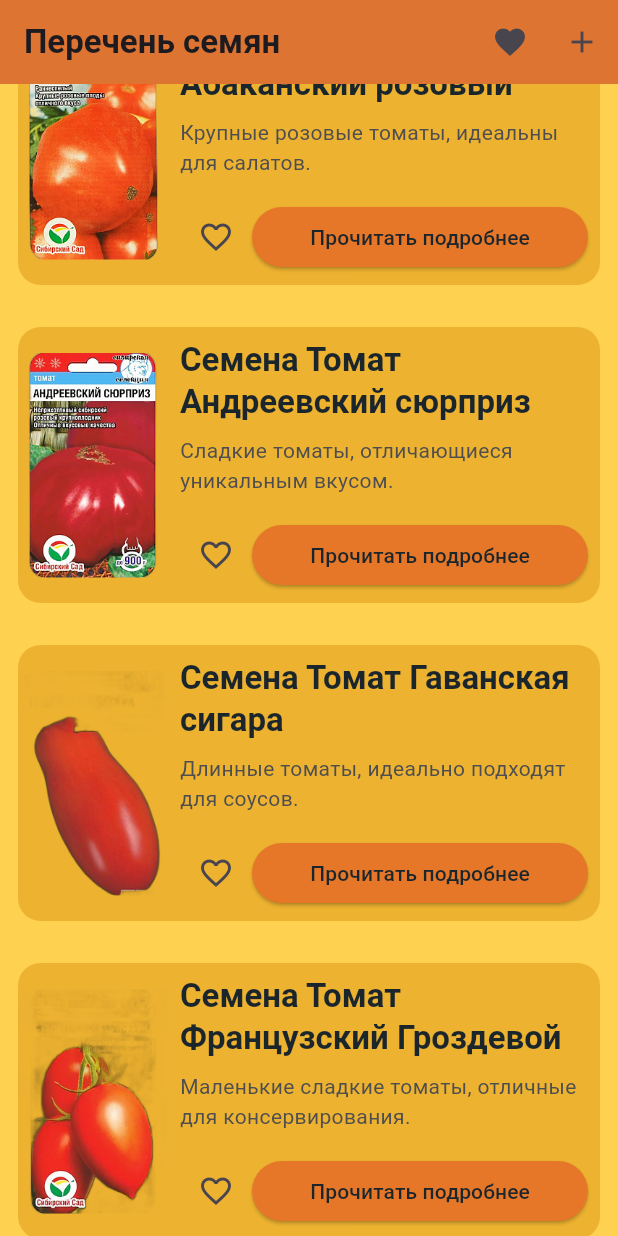
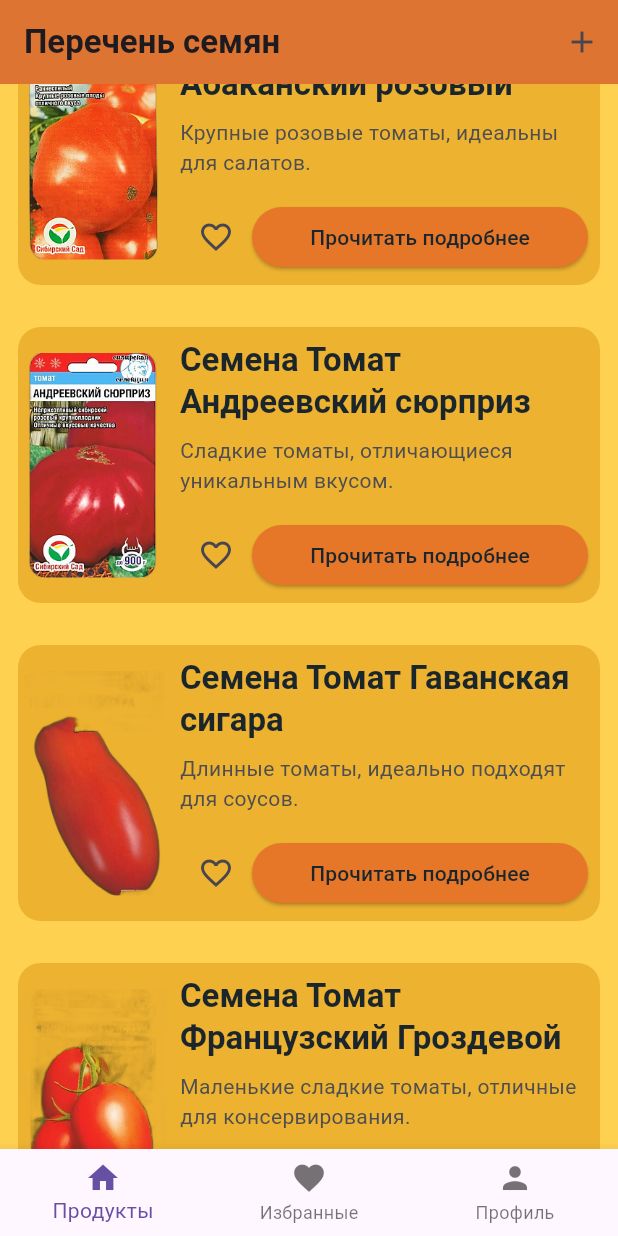
Before and after one commit to Armagedji/Practice4, a Flutter app: the screen it shows after launch, scrolled down 1152 dp, on a phone screen of 412 x 824 dp. Run offline on Flutter 3.47's test engine with Material 3 defaults, Android fonts, the phone set to English and light mode, and no system bars; our stand-ins replace image_picker.

Commit message:
Practice 5 done

```diff
--- a/lib/screens/product_list_screen.dart
+++ b/lib/screens/product_list_screen.dart
@@ -1,10 +1,12 @@
 import 'dart:io';
 import 'package:flutter/material.dart';
 import 'package:flutter_market_alpha/screens/favorite_product_screen.dart';
+import 'package:flutter_market_alpha/screens/profile_screen.dart';
 import '../data/data_loader.dart';
 import '../models/product.dart';
 import 'product_add_screen.dart';
 import 'product_detail_screen.dart';
+import 'profile_screen.dart';
 
 class ProductListScreen extends StatefulWidget {
   @override
@@ -14,6 +16,7 @@ class ProductListScreen extends StatefulWidget {
 class _ProductListScreenState extends State<ProductListScreen> {
   List<Product> products = [];
   List<Product> favoriteProducts = [];
+  int _selectedIndex = 0;  // Переменная для отслеживания текущей вкладки
 
   @override
   void initState() {
@@ -61,21 +64,21 @@ class _ProductListScreenState extends State<ProductListScreen> {
     });
   }
 
+  // Функция для переключения вкладок
+  void _onItemTapped(int index) {
+    setState(() {
+      _selectedIndex = index;
+    });
+  }
+
   @override
   Widget build(BuildContext context) {
-    return Scaffold(
+    // Страница для отображения продуктов
+    final List<Widget> _pages = [
+      Scaffold(
         appBar: AppBar(
           title: const Text('Перечень семян'),
           actions: [
-          IconButton(
-            icon: const Icon(Icons.favorite),
-            onPressed: () {
-              Navigator.push(
-                context,
-                MaterialPageRoute(builder: (context) => FavoriteProductsScreen(favoriteProducts: favoriteProducts)),
-              );
-            },
-          ),
             IconButton(
               icon: const Icon(Icons.add),
               onPressed: () {
@@ -175,6 +178,31 @@ class _ProductListScreenState extends State<ProductListScreen> {
             );
           },
         ),
+      ),
+      FavoriteProductsScreen(favoriteProducts: favoriteProducts),
+      ProfileScreen() // Экран с избранными продуктами
+    ];
+
+    return Scaffold(
+      body: _pages[_selectedIndex],  // Отображаем страницу в зависимости от выбранной вкладки
+      bottomNavigationBar: BottomNavigationBar(
+        currentIndex: _selectedIndex,
+        onTap: _onItemTapped,  // Обработчик для переключения вкладок
+        items: const [
+          BottomNavigationBarItem(
+            icon: Icon(Icons.home),
+            label: 'Продукты',
+          ),
+          BottomNavigationBarItem(
+            icon: Icon(Icons.favorite),
+            label: 'Избранные',
+          ),
+          BottomNavigationBarItem(
+            icon: Icon(Icons.person),
+            label: 'Профиль',
+          ),
+        ],
+      ),
     );
   }
 }
--- a/pubspec.yaml
+++ b/pubspec.yaml
@@ -37,7 +37,6 @@ dependencies:
   # The following adds the Cupertino Icons font to your application.
   # Use with the CupertinoIcons class for iOS style icons.
   cupertino_icons: ^1.0.8
-  path_provider: ^2.1.4
 
 dev_dependencies:
   flutter_test:
```
Also changed, not shown: lib/screens/profile_screen.dart (added, +121 -0 lines). Lines whose indentation alone changed are shown as unchanged.
